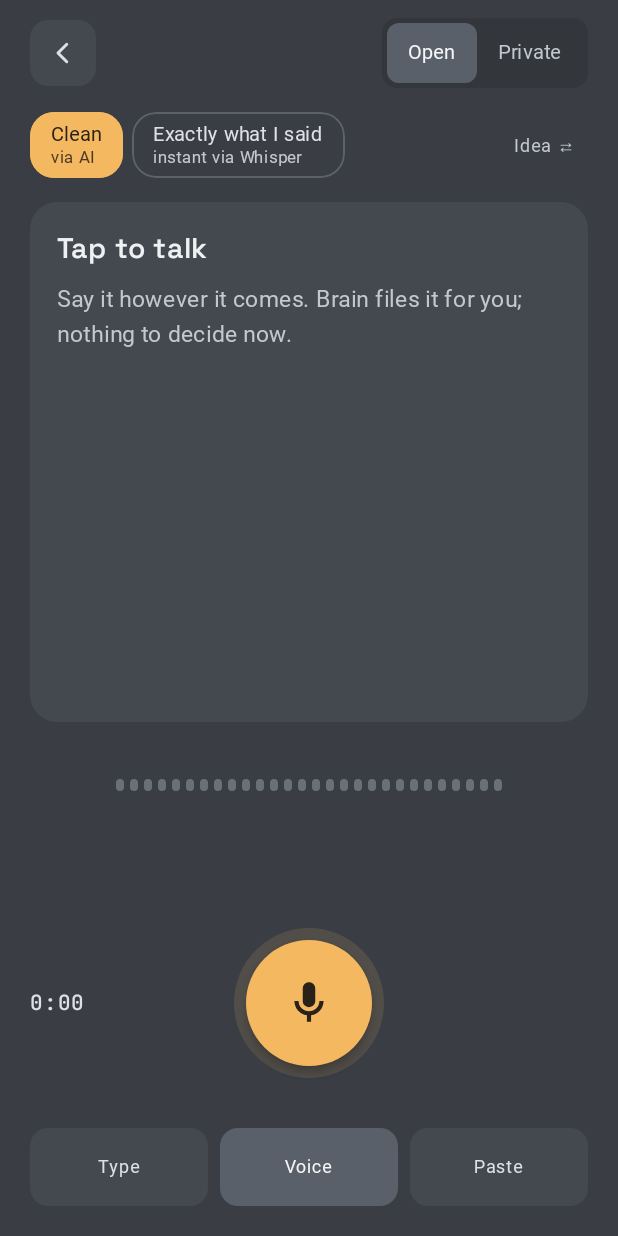
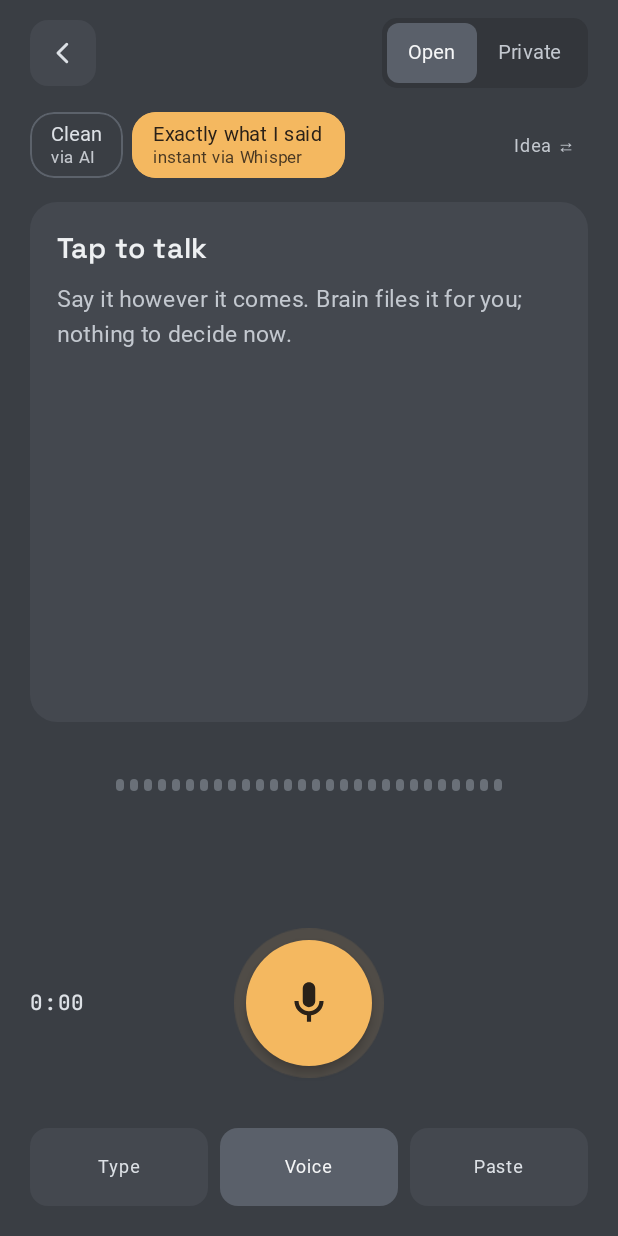
Before and after one commit to Sundowna/android-capture, an Android app built with Jetpack Compose: the CaptureActivity screen opened directly, with no data from a screen before it, on a phone screen of 412 x 824 dp. Run offline under Robolectric (Android 15) with nearby library versions, the phone set to English and light mode, and no system bars; our stand-ins replace Room's generated code; libraries missing offline, so code that uses them is left out: com.google.ai.edge; Roboto replaces fonts that are not available here.

Commit message:
playground: softer pulse, slower glide, exact words first
The big button now breathes with a soft, even halo (3.2 s per breath, eased)
instead of ripples. The glide into the capture view is slower and eased.
New notes start on Exactly what I said and glide over to Clean once the AI
is done. Switching Open/Private on a saved note starts a new note. Typing no
longer doubles the keyboard space (the screen was pushed off the top).
Titles are made from the speaker's own words.

Co-Authored-By: Claude Opus 5.5 <noreply@anthropic.com>

```diff
--- a/app/src/main/java/org/brain/capture/cleanup/CleanupText.kt
+++ b/app/src/main/java/org/brain/capture/cleanup/CleanupText.kt
@@ -14,7 +14,7 @@ Rules: remove filler words and repeats, fix grammar, put related points together
 Use only what the speaker said. Add no facts, opinions or conclusions.
 Keep the language of the transcript.
 After each bullet, give the transcript segment numbers it came from, e.g. [2,3].
-First line: "Title: " and a short title of at most 8 words, in the language of the transcript.
+First line: "Title: " and a short title of at most 8 words, made from the speaker's own words, in the language of the transcript.
 Then the bullet points only, one per line, each starting with "- "."""
 
     /** Instruction for tasks: a checklist; [today] lets the model turn "Friday" into a date. */
@@ -25,7 +25,7 @@ Use only what the speaker said. Add no tasks, facts or opinions.
 Keep the language of the transcript.
 If the speaker gives a day or date for a task, add " (due YYYY-MM-DD)". Today is $today.
 After each task, give the transcript segment numbers it came from, e.g. [2,3].
-First line: "Title: " and a short title of at most 8 words, in the language of the transcript.
+First line: "Title: " and a short title of at most 8 words, made from the speaker's own words, in the language of the transcript.
 Then the tasks only, one per line, each starting with "- [ ] "."""
 
     private val SENTENCE_END = Regex("""(?<=[.!?…])\s+""")
--- a/app/src/main/java/org/brain/capture/ui/CaptureActivity.kt
+++ b/app/src/main/java/org/brain/capture/ui/CaptureActivity.kt
@@ -11,7 +11,14 @@ import androidx.activity.compose.rememberLauncherForActivityResult
 import androidx.activity.compose.setContent
 import androidx.activity.enableEdgeToEdge
 import androidx.activity.result.contract.ActivityResultContracts
+import androidx.compose.animation.AnimatedContent
 import androidx.compose.animation.animateColorAsState
+import androidx.compose.animation.core.EaseInOutSine
+import androidx.compose.animation.fadeIn
+import androidx.compose.animation.fadeOut
+import androidx.compose.animation.slideInHorizontally
+import androidx.compose.animation.slideOutHorizontally
+import androidx.compose.animation.togetherWith
 import androidx.compose.animation.core.FastOutSlowInEasing
 import androidx.compose.animation.core.LinearEasing
 import androidx.compose.animation.core.RepeatMode
@@ -180,7 +187,7 @@ fun CaptureScreen(request: CaptureRequest?, onClose: () -> Unit, buttonModifier:
     LaunchedEffect(recording?.captureId) {
         val r = recording ?: return@LaunchedEffect
         noteId = r.appendTo ?: r.captureId
-        undone = false; userPickedView = false; view = View.Clean
+        undone = false; userPickedView = false; view = View.Raw
     }
     val note by remember(noteId) { noteId?.let { dao.watch(it) } ?: flowOf(null) }.collectAsState(null)
     val additions by remember(noteId) { noteId?.let { dao.watchAdditions(it) } ?: flowOf(emptyList()) }.collectAsState(emptyList())
@@ -208,7 +215,7 @@ fun CaptureScreen(request: CaptureRequest?, onClose: () -> Unit, buttonModifier:
         if (ctx.checkSelfPermission(Manifest.permission.RECORD_AUDIO) == PackageManager.PERMISSION_GRANTED) startVoice(appendTo)
         else { pendingAppend = appendTo; permission.launch(arrayOf(Manifest.permission.RECORD_AUDIO, Manifest.permission.POST_NOTIFICATIONS)) }
     }
-    fun newNote() { noteId = null; undone = false; userPickedView = false; view = View.Clean }
+    fun newNote() { noteId = null; undone = false; userPickedView = false; view = View.Raw }
 
     // A widget, tile or app request: switch to it, and start talking if asked.
     LaunchedEffect(request?.at) {
@@ -229,7 +236,8 @@ fun CaptureScreen(request: CaptureRequest?, onClose: () -> Unit, buttonModifier:
     // Show the clean version once there is one; the exact words when the check kept them.
     val last = sections.lastOrNull()
     val lastFailed = last?.cleanup != null && last.clean == null && last.kind == "voice"
-    LaunchedEffect(last?.clean, lastFailed) { if (!userPickedView) view = if (lastFailed) View.Raw else View.Clean }
+    // Start on the exact words as they arrive; glide over to Clean once the AI is done.
+    LaunchedEffect(last?.clean, sections.size) { if (!userPickedView) view = if (last?.clean != null) View.Clean else View.Raw }
     // The note shown decides the zone and kind chips (an opened private note shows Private).
     LaunchedEffect(note?.id) { note?.let { if (it.isPrivate) private = true else { private = false; kind = it.type } } }
 
@@ -238,8 +246,8 @@ fun CaptureScreen(request: CaptureRequest?, onClose: () -> Unit, buttonModifier:
             Modifier.fillMaxSize().safeDrawingPadding().padding(start = 20.dp, end = 20.dp, top = 12.dp, bottom = 20.dp),
             verticalArrangement = Arrangement.spacedBy(16.dp),
         ) {
-            TopBar(private, locked = recording != null || note?.state == CaptureStates.SAVED,
-                onPrivate = { private = it }, onClose = onClose)
+            TopBar(private, locked = recording?.appendTo != null,
+                onPrivate = { p -> if (note?.state == CaptureStates.SAVED && p != private) newNote(); private = p }, onClose = onClose)
 
             if (mode == CaptureActivity.MODE_VOICE) {
                 Row(horizontalArrangement = Arrangement.spacedBy(6.dp), verticalAlignment = Alignment.CenterVertically) {
@@ -381,6 +389,10 @@ private fun NoteCardView(
         scroll.animateScrollTo(scroll.maxValue)
     }
     val recordingSection = recording?.captureId
+    AnimatedContent(view, label = "view", transitionSpec = {
+        (fadeIn(tween(520, 120, FastOutSlowInEasing)) + slideInHorizontally(tween(560, 80, FastOutSlowInEasing)) { if (targetState == View.Clean) it / 8 else -it / 8 }) togetherWith
+            (fadeOut(tween(260)) + slideOutHorizontally(tween(420, easing = FastOutSlowInEasing)) { if (targetState == View.Clean) -it / 10 else it / 10 })
+    }) { view ->
     Column(Modifier.fillMaxSize().padding(18.dp).verticalScroll(scroll), verticalArrangement = Arrangement.spacedBy(10.dp)) {
         when {
             undone -> Hint("Undone", "The note moved to the vault's .trash folder (private ones are deleted). Tap the button to talk again.")
@@ -398,6 +410,7 @@ private fun NoteCardView(
         val busy = recording != null && sections.any { it.id == recordingSection } ||
             sections.any { it.kind == "voice" && (it.transcript == null || (it.clean == null && it.cleanup == null && gemmaInstalled && !it.transcript.isNullOrBlank())) }
         if (!undone) Footer(sections.firstOrNull(), view, busy)
+    }
     }
 }
 
@@ -541,28 +554,28 @@ private fun SmallAction(label: String, onClick: () -> Unit) {
 
 /**
  * The amber button, used on the main screen and the capture screen (the main screen's one slides
- * down into this place). Microphone to start, a square to stop and save. While recording, rings
- * ripple out of it in a slow, smooth pulse and it swells a little with the voice.
+ * down into this place). Microphone to start, a square to stop and save. While recording, a soft
+ * halo breathes around it in a slow, even rhythm (no beat, no thump); the button stays still.
  */
 @Composable
 fun BigButton(recording: Boolean, paused: Boolean, level: Float, size: Dp, modifier: Modifier = Modifier, onClick: () -> Unit) {
     val t = rememberInfiniteTransition(label = "pulse")
-    val wave by t.animateFloat(0f, 1f, infiniteRepeatable(tween(1600, easing = LinearEasing)), label = "wave")
-    val breathe by t.animateFloat(1f, 1.05f, infiniteRepeatable(tween(800, easing = FastOutSlowInEasing), RepeatMode.Reverse), label = "breathe")
-    val voice by animateFloatAsState(if (recording && !paused) level else 0f, spring(stiffness = 300f), label = "voice")
+    // One full breath every 3.2 s, eased in and out, so it never jerks.
+    val breath by t.animateFloat(0f, 1f, infiniteRepeatable(tween(1600, easing = EaseInOutSine), RepeatMode.Reverse), label = "breath")
     val pulsing = recording && !paused
+    val on by animateFloatAsState(if (pulsing) 1f else 0f, tween(600, easing = FastOutSlowInEasing), label = "on")
     Box(modifier.size(size * 1.6f), contentAlignment = Alignment.Center) {
-        if (pulsing) {
-            // Two rings, half a cycle apart, growing and fading out of the button.
-            listOf(wave, (wave + 0.5f) % 1f).forEach { p ->
-                Box(Modifier.size(size).graphicsLayer {
-                    val s = 1f + 0.6f * p
-                    scaleX = s; scaleY = s; alpha = 0.32f * (1f - p)
-                }.clip(CircleShape).background(Ink.Amber))
-            }
-        } else Box(Modifier.size(size * 1.19f).clip(CircleShape).background(Ink.Amber.copy(alpha = if (paused) 0.18f else 0.12f)))
+        // Outer soft glow and inner halo, breathing together; at rest they settle to a faint ring.
+        Box(Modifier.size(size).graphicsLayer {
+            val s = 1.19f + on * (0.12f + 0.22f * breath)
+            scaleX = s; scaleY = s; alpha = 0.12f + on * (0.10f - 0.06f * breath)
+        }.clip(CircleShape).background(Ink.Amber))
+        Box(Modifier.size(size).graphicsLayer {
+            val s = 1f + on * (0.06f + 0.10f * breath)
+            scaleX = s; scaleY = s; alpha = on * (0.22f - 0.08f * breath)
+        }.clip(CircleShape).background(Ink.Amber))
         Surface(onClick = onClick, shape = CircleShape, color = Ink.Amber, shadowElevation = 4.dp,
-            modifier = Modifier.size(size).scale(if (pulsing) breathe + 0.06f * voice else 1f).semantics {
+            modifier = Modifier.size(size).semantics {
                 contentDescription = if (recording) "Stop and save" else "Start talking"
             }) {
             Box(contentAlignment = Alignment.Center) {
@@ -606,7 +619,8 @@ private fun TextCard(mode: String, private: Boolean, kind: String, onSaved: (Cap
             text = clip?.takeIf { it.itemCount > 0 }?.getItemAt(0)?.coerceToText(ctx)?.toString().orEmpty()
         } else runCatching { focus.requestFocus() }
     }
-    Column(Modifier.fillMaxSize().padding(18.dp).imePadding(), verticalArrangement = Arrangement.spacedBy(12.dp)) {
+    // No extra keyboard padding here: the screen already makes room for the keyboard.
+    Column(Modifier.fillMaxSize().padding(18.dp), verticalArrangement = Arrangement.spacedBy(12.dp)) {
         Box(Modifier.weight(1f).fillMaxWidth()) {
             if (text.isEmpty()) Text(if (mode == CaptureActivity.MODE_PASTE) "The clipboard is empty." else "Type anything…",
                 fontSize = 15.sp, color = Ink.TextDim)
@@ -616,7 +630,7 @@ private fun TextCard(mode: String, private: Boolean, kind: String, onSaved: (Cap
         }
         error?.let { Text(it, fontSize = 12.sp, color = Ink.Error) }
         Row(verticalAlignment = Alignment.CenterVertically) {
-            Text(if (private) "Kept on this phone only" else if (kind == CaptureTypes.TASK) "Saved as a task note" else "Saved to your inbox",
+            Text(if (private) "Kept on this phone only" else if (kind == CaptureTypes.TASK) "Goes to your inbox as a task note" else "Goes to your inbox",
                 fontSize = 12.sp, color = Ink.TextDim, modifier = Modifier.weight(1f))
             PillButton(if (busy) "Saving…" else "Save", enabled = text.isNotBlank() && !busy) {
                 busy = true; error = null
```
Also changed, not shown: app/src/main/java/org/brain/capture/ui/MainActivity.kt (+8 -5 lines).
